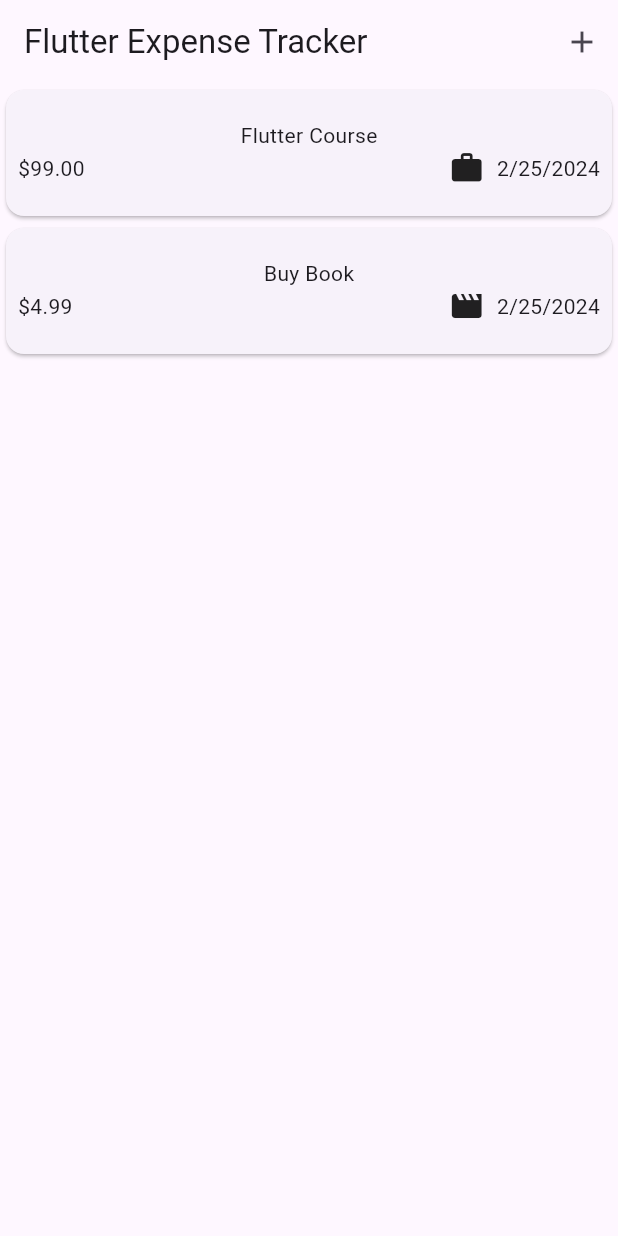
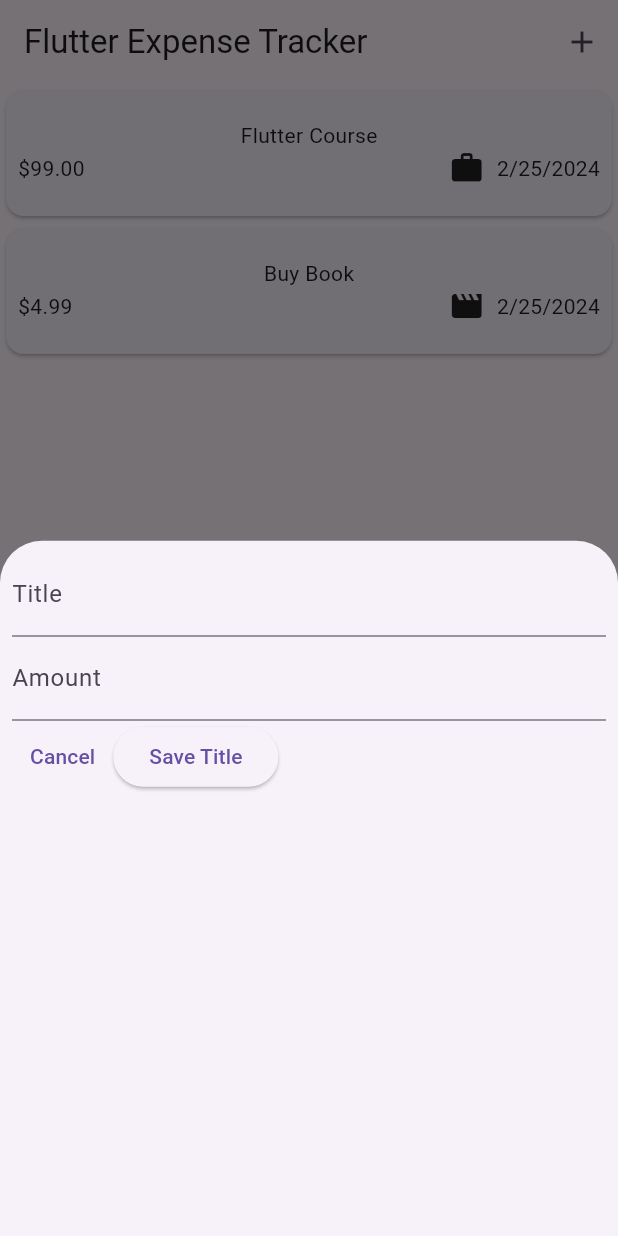
Before and after one commit to Deepty11/Flutter-Lessons, a Flutter app: the screen it shows after launch, after a tap on the "add" icon, on a phone screen of 412 x 824 dp. Run offline on Flutter 3.47's test engine with Material 3 defaults, Android fonts, the phone set to English and light mode, and no system bars; our stand-ins replace google_fonts.

Commit message:
expense_tracker: * Start adding modal widget to add new expense

```diff
--- a/expense_tracker/lib/widgets/expenses.dart
+++ b/expense_tracker/lib/widgets/expenses.dart
@@ -1,5 +1,6 @@
 import 'package:expense_tracker/widgets/component/expenses_list.dart';
 import 'package:expense_tracker/model/expense.dart';
+import 'package:expense_tracker/widgets/new_expense.dart';
 import 'package:flutter/material.dart';
 
 class Expenses extends StatefulWidget {
@@ -26,6 +27,14 @@ class _ExpenseState extends State<Expenses> {
       category: Category.leisure,
     ),
   ];
+
+  void _openAddExpenseOverlay() {
+    showModalBottomSheet(
+      context: context,
+      builder: (ctx) => NewExpense(),
+    );
+  }
+
   @override
   Widget build(BuildContext context) {
     return Scaffold(
@@ -33,7 +42,7 @@ class _ExpenseState extends State<Expenses> {
         title: const Text('Flutter Expense Tracker'),
         actions: [
           IconButton(
-            onPressed: () {},
+            onPressed: _openAddExpenseOverlay,
             icon: const Icon(Icons.add),
           ),
         ],
--- /dev/null
+++ b/expense_tracker/lib/widgets/new_expense.dart
@@ -0,0 +1,62 @@
+import 'package:flutter/material.dart';
+
+class NewExpense extends StatefulWidget {
+  @override
+  State<StatefulWidget> createState() {
+    return _NewExpenseState();
+  }
+}
+
+class _NewExpenseState extends State<NewExpense> {
+  final _titleController = TextEditingController();
+  final _amountController = TextEditingController();
+
+  @override
+  void dispose() {
+    _titleController.dispose();
+    _amountController.dispose();
+    super.dispose();
+  }
+
+  @override
+  Widget build(BuildContext context) {
+    return Padding(
+      padding: const EdgeInsets.all(8),
+      child: Column(
+        children: [
+          TextField(
+            controller: _titleController,
+            decoration: const InputDecoration(
+              label: Text('Title'),
+            ),
+          ),
+          TextField(
+            controller: _amountController,
+            keyboardType: TextInputType.number,
+            decoration: const InputDecoration(
+              prefixText: '\$',
+              label: Text('Amount'),
+            ),
+          ),
+          Row(
+            children: [
+              TextButton(
+                onPressed: () {
+                  print('Canceled');
+                },
+                child: const Text('Cancel'),
+              ),
+              ElevatedButton(
+                onPressed: () {
+                  print(_titleController.text);
+                  print(_amountController.text);
+                },
+                child: const Text('Save Title'),
+              )
+            ],
+          ),
+        ],
+      ),
+    );
+  }
+}
```
